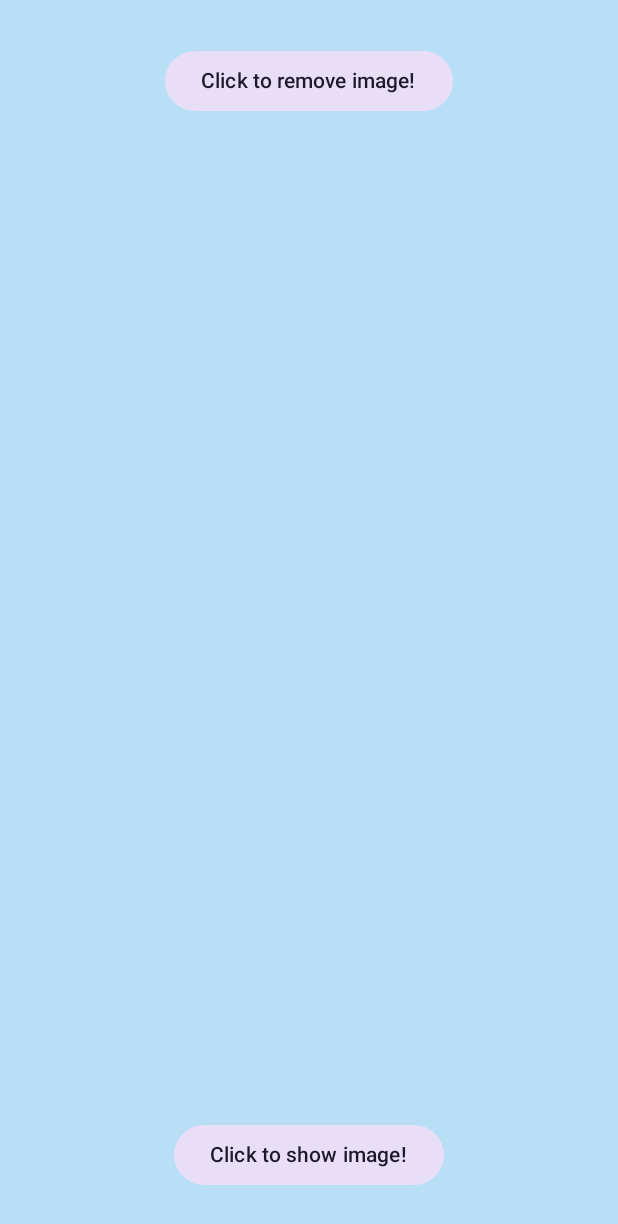
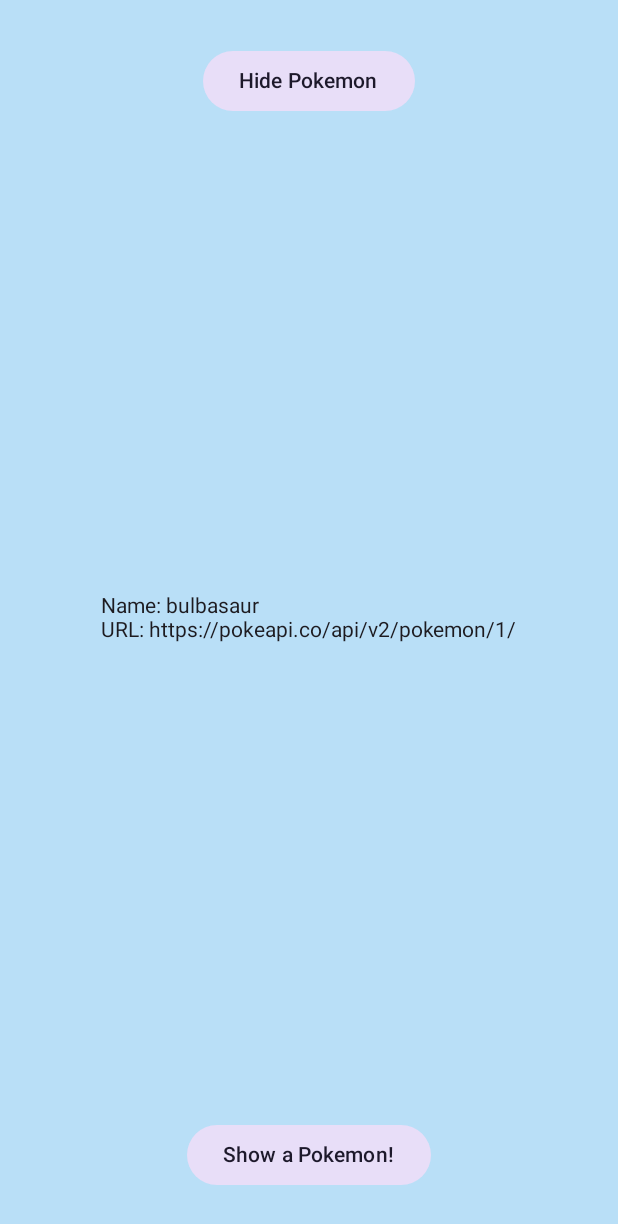
Before and after one commit to shreya951/PokedexProj, an Android app built with Jetpack Compose: the composable PokeScreenContentPreview shown on its own in the app's theme, on a phone screen of 412 x 824 dp. Shown: the top 1224 px of the screen. Run offline under Robolectric (Android 15) with nearby library versions, the phone set to English and light mode, and no system bars.

Commit message:
name and url fully working and visible in ui, and able to randomize

```diff
--- a/app/src/main/java/com/example/pokedex/MainActivity.kt
+++ b/app/src/main/java/com/example/pokedex/MainActivity.kt
@@ -22,7 +22,5 @@ class MainActivity : AppCompatActivity() {
         enableEdgeToEdge()
         viewModel.fetchPokemon()
 
-
-
     }
 }
--- a/app/src/main/java/com/example/pokedex/PokeAPIService.kt
+++ b/app/src/main/java/com/example/pokedex/PokeAPIService.kt
@@ -9,5 +9,4 @@ import retrofit2.http.Query
 interface PokeAPIService {
     @GET("pokemon")
     suspend fun getPokemonList(@Query("limit") limit: Int): PokeResponseDto
-
 }
--- a/app/src/main/java/com/example/pokedex/PokeScreen.kt
+++ b/app/src/main/java/com/example/pokedex/PokeScreen.kt
@@ -19,54 +19,84 @@ import androidx.lifecycle.compose.collectAsStateWithLifecycle
 import androidx.lifecycle.viewmodel.compose.viewModel
 
 @Composable
-fun PokeScreen(viewModel: PokeViewModel){
+fun PokeScreen(viewModel: PokeViewModel = hiltViewModel()) {
+
+    //using by means you dont need to do .value
     val uiState by viewModel.showImage.collectAsStateWithLifecycle()
+    val pokemonList by viewModel.pokemonList.collectAsStateWithLifecycle()
+
     PokeScreenContent(
+        //essentially passing what we already have
         uiState = uiState,
-        onShowPokeballClicked = {viewModel.setShowImage(true)},
-        onHidePokeballClicked = {viewModel.setShowImage(false)}
+        pokemonList = pokemonList,
+        onShowPokeballClicked = {
+            viewModel.setShowImage(true)
+            viewModel.pickAnotherRandomPokemon()
+        },
+        onHidePokeballClicked = {
+            viewModel.setShowImage(false)
+        }
     )
 }
+
 
 @Composable
 fun PokeScreenContent(
     uiState: PokeScreenUIState,
+    pokemonList: List<PokemonResult>,
+    //() means it takes no arguments, and Unit means it returns a void value
     onShowPokeballClicked: () -> Unit,
     onHidePokeballClicked: () -> Unit
-){
+) {
     val babyBlue = Color(0XFFB9DFF7)
-    //var showImage by remember {mutableStateOf(false)}
 
-
-    Box(modifier = Modifier.fillMaxSize().background(color = babyBlue)){
-        //when making a custom color, instead of doing color = Color.ColorName, do color = CustomColor
-
-        if(uiState.showPokeball) {
-            Image(
-                painter = painterResource(id = R.drawable.andstudiopoke),
-                contentDescription = "Image of android studio logo combined with the pokemon symbol",
-                modifier = Modifier.fillMaxWidth().align(Alignment.Center)
+    //when making a custom color, instead of doing color = Color.ColorName, do color = CustomColor
+    Box(modifier = Modifier.fillMaxSize().background(color = babyBlue)) {
+        if (uiState.showPokeball) {
+            val i = uiState.randomIndex
+            val pokemon = pokemonList[i]
+            Text(
+                //call attributes of pokemon bc we are getting a single pokemon from the list
+                text = "Name: ${pokemon.name}\nURL: ${pokemon.url}",
+                //modifier is essentially for spacing
+                modifier = Modifier.align(Alignment.Center).padding(16.dp)
             )
         }
 
         FilledTonalButton(
-            onClick = {onShowPokeballClicked.invoke()},
-            modifier = Modifier.align(Alignment.BottomCenter).padding(30.dp)
-        ) { Text("Click to show image!") }
+            onClick = onShowPokeballClicked,
+            modifier = Modifier
+                .align(Alignment.BottomCenter)
+                .padding(30.dp)
+        ) {
+            Text("Show a Pokemon!")
+        }
 
         FilledTonalButton(
-            onClick = { onHidePokeballClicked.invoke() },
-            modifier = Modifier.align(Alignment.TopCenter).padding(30.dp)
-        ) { Text("Click to remove image!") }
-
+            onClick = onHidePokeballClicked,
+            modifier = Modifier
+                .align(Alignment.TopCenter)
+                .padding(30.dp)
+        ) {
+            Text("Hide Pokemon")
+        }
     }
-
 }
 
 
+
 @Composable
-fun PokeScreenContentPreview(){
-    PokeScreenContent(uiState = PokeScreenUIState(),
+fun PokeScreenContentPreview() {
+    val samplePokemonList = listOf(
+        PokemonResult(name = "bulbasaur", url = "https://pokeapi.co/api/v2/pokemon/1/"),
+        PokemonResult(name = "charmander", url = "https://pokeapi.co/api/v2/pokemon/4/"),
+        PokemonResult(name = "squirtle", url = "https://pokeapi.co/api/v2/pokemon/7/")
+    )
+
+    PokeScreenContent(
+        uiState = PokeScreenUIState(showPokeball = true, randomIndex = 0),
+        pokemonList = samplePokemonList,
         onShowPokeballClicked = {},
-        onHidePokeballClicked = {})
+        onHidePokeballClicked = {}
+    )
 }
```
Also changed, not shown: app/src/main/java/com/example/pokedex/AppModule.kt (+7 -0 lines), app/src/main/java/com/example/pokedex/PokeRepository.kt (+2 -14 lines), app/src/main/java/com/example/pokedex/PokeViewModel.kt (+24 -43 lines).
